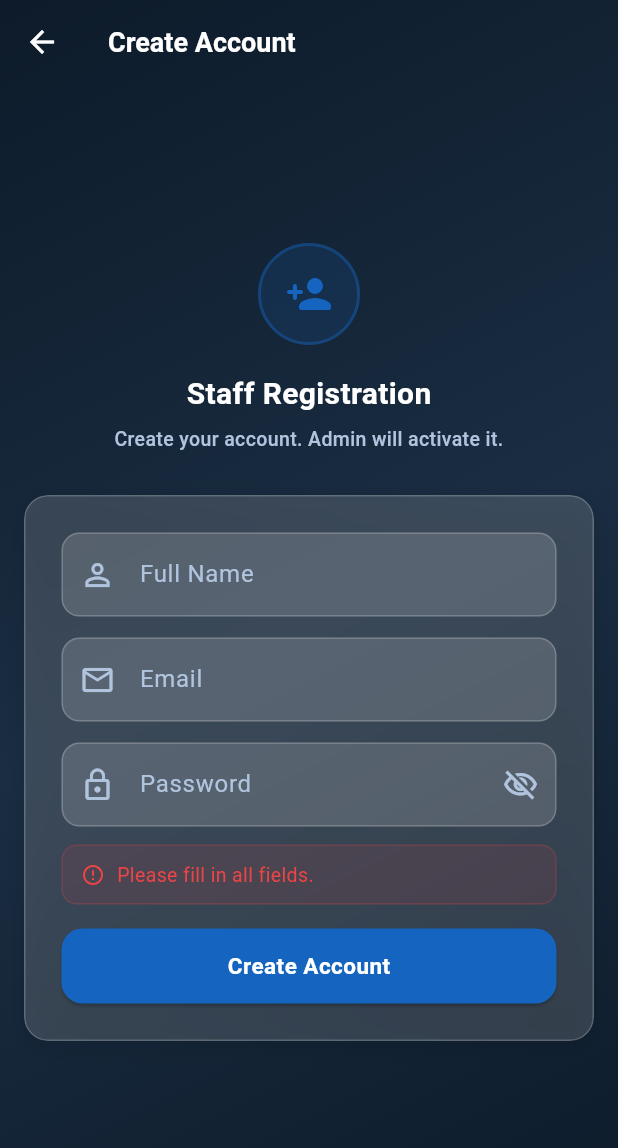
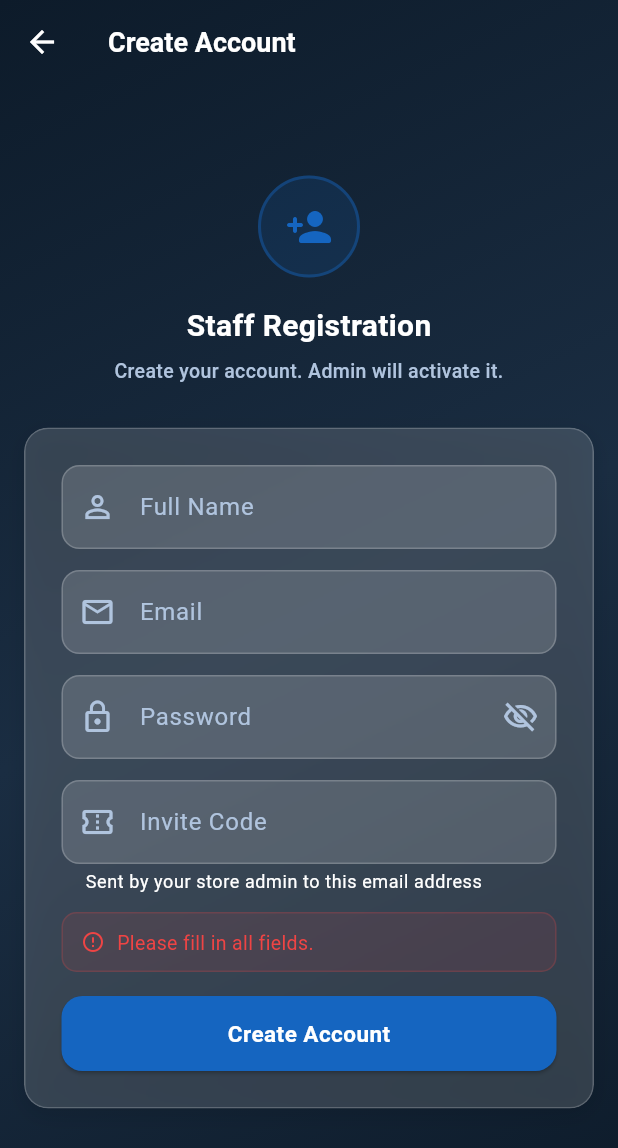
Before and after one commit to kusumeshkant/dq_staff, a Flutter app: the RegisterPage screen opened directly, after a tap on "Create Account", on a phone screen of 412 x 824 dp. Shown: the top 1148 px of the screen. Run offline on Flutter 3.47's test engine with Material 3 defaults, Android fonts, the phone set to English and light mode, and no system bars; our stand-ins replace firebase_analytics, firebase_auth, firebase_core, firebase_crashlytics, firebase_messaging, flutter_local_notifications and 3 more; missing offline and left inert: firebase_performance, mobile_scanner; accounts and stored records are empty.

Commit message:
fix(auth): require an invite code to register, and name the real login error
Registration called registerAsCustomer, which created a customer-role
account that this app's own login then refused — register here, and you
could not sign in here. The screen collected no invite code, so the code
an admin issued had nowhere to go.

Register now takes the invite code and calls registerStaffWithInvite,
which creates the account as staff scoped to the inviting store. The
code is validated server-side against the email being registered; the
client check only avoids creating a Firebase account we would have to
roll back.

Login previously decided what to show by substring-matching the error
text. A FORBIDDEN role rejection could reach the 'connection' branch and
be reported as "Network error. Check your internet connection" on a
working connection. AppAccessException now carries the server's code and
hint through to the UI, and roleMismatchMessage() switches on those
rather than on prose, so re-wording a backend message cannot silently
change which branch runs.

roleMismatchMessage is a pure top-level function so the mapping that was
wrong is unit-testable without Firebase, GraphQL or GetX. 8 tests added,
including a regression guard for a role rejection whose message contains
the word "connection".

Co-Authored-By: Claude Opus 5 <noreply@anthropic.com>
Claude-Session: https://claude.ai/code/session_01LvRD4zMCTDLBurHrw4Qk35

```diff
--- a/lib/src/data/repo_impl/auth_repository_impl.dart
+++ b/lib/src/data/repo_impl/auth_repository_impl.dart
@@ -47,7 +47,8 @@ class AuthRepositoryImpl implements AuthRepository {
   Future<void> updateFcmToken(String token) => ds.updateFcmToken(token);
 
   @override
-  Future<void> registerInBackend(String name) => ds.registerInBackend(name);
+  Future<void> registerInBackend(String name, String inviteCode) =>
+      ds.registerInBackend(name, inviteCode);
 
   @override
   Future<void> signOut() => ds.signOut();
--- a/lib/src/domain/repo/auth_repository.dart
+++ b/lib/src/domain/repo/auth_repository.dart
@@ -9,6 +9,6 @@ abstract class AuthRepository {
   Future<StoreEntity?> getStoreById(String id);
   Future<void> updateProfileName(String name);
   Future<void> updateFcmToken(String token);
-  Future<void> registerInBackend(String name);
+  Future<void> registerInBackend(String name, String inviteCode);
   Future<void> signOut();
 }
--- a/lib/src/presentation/auth/login/login_controller.dart
+++ b/lib/src/presentation/auth/login/login_controller.dart
@@ -3,12 +3,10 @@ import 'package:get/get.dart';
 import '../../../constants/app_config.dart';
 import '../../../domain/repo/auth_repository.dart';
 import '../../../service_core/auth/session_manager.dart';
+import '../../../routes/app_routes.dart';
+import '../../../service_core/networks/app_access_exception.dart';
 import '../../../service_core/networks/graphql_client_provider.dart';
 import '../../../service_core/notifications/notification_service.dart';
-import '../../home/home_binding.dart';
-import '../../home/home_page.dart';
-import '../../invite/invite_code_binding.dart';
-import '../../invite/invite_code_page.dart';
 
 class LoginController extends GetxController {
   final AuthRepository authRepo;
@@ -57,7 +55,7 @@ class LoginController extends GetxController {
 
       if (user.storeId == null || user.storeId!.isEmpty) {
         debugPrint('[LoginController] no storeId — routing to InviteCodePage');
-        Get.offAll(() => const InviteCodePage(), binding: InviteCodeBinding());
+        Get.offAllNamed(AppRoutes.invite);
         return;
       }
 
@@ -78,7 +76,14 @@ class LoginController extends GetxController {
       }
 
       debugPrint('[LoginController] login complete — routing to HomePage');
-      Get.offAll(() => const HomePage(), binding: HomeBinding());
+      Get.offAllNamed(AppRoutes.home);
+    } on AppAccessException catch (e) {
+      // The backend rejected the account's ROLE. This is never a connectivity
+      // problem, so it must not fall through to the network-error bucket —
+      // which is exactly what used to happen and left staff staring at
+      // "Check your internet connection" with a working connection.
+      debugPrint('[LoginController] access denied ✗  code=${e.code} hint=${e.hint}');
+      errorMessage.value = roleMismatchMessage(e, isUat: AppConfig.isUat);
     } catch (e) {
       debugPrint('[LoginController] login() FAILED ✗  $e');
       errorMessage.value = _friendlyError(e.toString());
--- a/lib/src/presentation/auth/register/register_controller.dart
+++ b/lib/src/presentation/auth/register/register_controller.dart
@@ -4,9 +4,8 @@ import 'package:firebase_auth/firebase_auth.dart';
 import 'package:flutter/material.dart';
 import 'package:get/get.dart';
 import '../../../domain/repo/auth_repository.dart';
+import '../../../routes/app_routes.dart';
 import '../../../service_core/networks/graphql_client_provider.dart';
-import '../login/login_page.dart';
-import '../login/login_binding.dart';
 
 class RegisterController extends GetxController {
   final AuthRepository authRepo;
@@ -18,6 +17,7 @@ class RegisterController extends GetxController {
   final nameController = TextEditingController();
   final emailController = TextEditingController();
   final passwordController = TextEditingController();
+  final inviteCodeController = TextEditingController();
   final obscurePassword = true.obs;
 
   @override
@@ -25,6 +25,7 @@ class RegisterController extends GetxController {
     nameController.dispose();
     emailController.dispose();
     passwordController.dispose();
+    inviteCodeController.dispose();
     super.onClose();
   }
 
@@ -32,9 +33,18 @@ class RegisterController extends GetxController {
     final name = nameController.text.trim();
     final email = emailController.text.trim();
     final password = passwordController.text.trim();
+    final inviteCode = inviteCodeController.text.trim().toUpperCase();
 
     if (name.isEmpty || email.isEmpty || password.isEmpty) {
       errorMessage.value = 'Please fill in all fields.';
+      return;
+    }
+    // Staff registration is invite-only. Checked here as well as server-side so
+    // the user is not asked to create a Firebase account we would then have to
+    // roll back.
+    if (inviteCode.isEmpty) {
+      errorMessage.value =
+          'An invite code is required. Ask your store admin to send you one.';
       return;
     }
     if (password.length < 8) {
@@ -59,9 +69,9 @@ class RegisterController extends GetxController {
       // Uses a login-scoped GraphQL client (no ErrorLink), so any backend
       // error surfaces as a plain exception rather than triggering
       // SessionManager.expireSession() and showing a false "Session Expired".
-      debugPrint('[Register] step 3: backend onboarding name=$name');
+      debugPrint('[Register] step 3: backend onboarding name=$name code=$inviteCode');
       try {
-        await authRepo.registerInBackend(name);
+        await authRepo.registerInBackend(name, inviteCode);
         debugPrint('[Register] step 3 OK');
       } catch (backendError) {
         // Backend creation failed — roll back by deleting the Firebase account
@@ -86,13 +96,10 @@ class RegisterController extends GetxController {
       await authRepo.signOut();
       GraphQLClientProvider.reset();
 
-      Get.offAll(
-        () => const LoginPage(),
-        binding: LoginBinding(),
-      );
+      Get.offAllNamed(AppRoutes.login);
       Get.snackbar(
         'Account Created',
-        'Your account is pending activation. Contact your admin to get access.',
+        'Your staff account is ready. Sign in to get started.',
         backgroundColor: AppColors.success,
         colorText: Colors.white,
         duration: const Duration(seconds: 6),
@@ -132,9 +139,17 @@ class RegisterController extends GetxController {
   String _friendlyBackendError(String raw) {
     final msg =
         raw.startsWith('Exception: ') ? raw.substring('Exception: '.length) : raw;
-    if (msg.toLowerCase().contains('network') ||
-        msg.toLowerCase().contains('connection') ||
-        msg.toLowerCase().contains('reach')) {
+    final lower = msg.toLowerCase();
+
+    // Invite errors are the most likely failure here and the backend already
+    // phrases them for the user ("expired", "already been used", "issued to a
+    // different email address"). Pass them through — replacing them with a
+    // generic message would strip the only actionable detail.
+    if (lower.contains('invite')) return msg;
+
+    if (lower.contains('network') ||
+        lower.contains('connection') ||
+        lower.contains('reach')) {
       return 'Could not connect to server. Check your internet connection and try again.';
     }
     if (AppConfig.isUat) return '[UAT] $msg';
--- a/lib/src/presentation/auth/register/register_page.dart
+++ b/lib/src/presentation/auth/register/register_page.dart
@@ -80,6 +80,7 @@ class RegisterPage extends StatelessWidget {
                                   keyboardType: TextInputType.name,
                                   textCapitalization:
                                       TextCapitalization.words,
+                                  onChanged: (_) {},
                                   style: const TextStyle(
                                       color: AppTheme.textPrimary),
                                   decoration: const InputDecoration(
@@ -92,6 +93,7 @@ class RegisterPage extends StatelessWidget {
                                 TextField(
                                   controller: c.emailController,
                                   keyboardType: TextInputType.emailAddress,
+                                  onChanged: (_) {},
                                   style: const TextStyle(
                                       color: AppTheme.textPrimary),
                                   decoration: const InputDecoration(
@@ -104,6 +106,7 @@ class RegisterPage extends StatelessWidget {
                                 Obx(() => TextField(
                                       controller: c.passwordController,
                                       obscureText: c.obscurePassword.value,
+                                      onChanged: (_) {},
                                       style: const TextStyle(
                                           color: AppTheme.textPrimary),
                                       decoration: InputDecoration(
@@ -124,6 +127,26 @@ class RegisterPage extends StatelessWidget {
                                         ),
                                       ),
                                     )),
+                                const SizedBox(height: AppSpacing.md + 2),
+                                // Invite code — staff registration is invite-only.
+                                // The code is issued by a store admin and is bound
+                                // to the email address above.
+                                TextField(
+                                  controller: c.inviteCodeController,
+                                  textCapitalization:
+                                      TextCapitalization.characters,
+                                  onChanged: (_) {},
+                                  style: const TextStyle(
+                                      color: AppTheme.textPrimary),
+                                  decoration: const InputDecoration(
+                                    labelText: 'Invite Code',
+                                    hintText: 'DQ-XXXX-XXXX',
+                                    helperText:
+                                        'Sent by your store admin to this email address',
+                                    prefixIcon: Icon(Icons.confirmation_number_outlined,
+                                        color: AppTheme.textSecondary),
+                                  ),
+                                ),
                                 const SizedBox(height: AppSpacing.md),
                                 // Error — covers both Firebase and registerInBackend errors
                                 Obx(() => c.errorMessage.value.isNotEmpty
--- /dev/null
+++ b/lib/src/service_core/networks/app_access_exception.dart
@@ -0,0 +1,63 @@
+/// A GraphQL error that carries its structured `extensions` through to the UI.
+///
+/// Why this exists: the app used to throw `Exception(message)` and the login
+/// controller then decided what to show by substring-matching the message text.
+/// That is fragile in both directions — a role-mismatch message that happens to
+/// contain "connection" gets reported as a network failure, and any re-wording
+/// of a backend message silently changes which branch the UI takes.
+///
+/// `code` and `hint` come straight from the server's error extensions and are
+/// part of the API contract, so the UI can switch on them without caring how
+/// the prose is worded.
+class AppAccessException implements Exception {
+  final String message;
+
+  /// GraphQL error code — e.g. `FORBIDDEN`, `NOT_FOUND`, `BAD_USER_INPUT`.
+  final String? code;
+
+  /// Role-mismatch discriminator — e.g. `CUSTOMER_NO_STAFF`.
+  final String? hint;
+
+  const AppAccessException(this.message, {this.code, this.hint});
+
+  /// True when the backend rejected the account's ROLE, as opposed to failing
+  /// to reach the backend. These must never be reported as network errors.
+  bool get isRoleMismatch => code == 'FORBIDDEN' || code == 'NOT_FOUND';
+
+  @override
+  String toString() => message;
+}
+
+/// Maps a backend access rejection to copy that tells the user what to do.
+///
+/// Kept as a pure top-level function, separate from the controller, so the
+/// mapping that was previously wrong can be unit-tested without Firebase, a
+/// GraphQL client, or GetX bindings.
+///
+/// Switches on `hint`/`code` rather than message text: re-wording a server
+/// message must not silently change which branch runs, and a role rejection
+/// whose prose happens to contain "connection" must never be reported as a
+/// network failure.
+String roleMismatchMessage(AppAccessException e, {bool isUat = false}) {
+  const needInvite = 'Register with the invite code your store admin sent you.';
+
+  switch (e.hint) {
+    case 'CUSTOMER_NO_STAFF':
+      return "This account isn't registered as staff. "
+          'Ask your store admin for an invite, then register with the code they send.';
+    case 'NO_ACCOUNT':
+      return 'No staff account found for this login. $needInvite';
+  }
+
+  // No hint: validateAppAccess returns NOT_FOUND when there is no account at
+  // all, and a bare FORBIDDEN for an account holding neither staff nor
+  // customer roles. Both are actionable the same way.
+  if (e.code == 'NOT_FOUND') {
+    return 'No staff account found for this login. $needInvite';
+  }
+  if (isUat) return '[UAT] ${e.message}';
+
+  // Fall back to the server's own message — it is already user-readable, and
+  // is a better thing to show than a generic placeholder.
+  return e.message;
+}
```
Also changed, not shown: lib/src/data/datasources/remote/auth_remote_ds.dart (+44 -15 lines), 1 other file.
